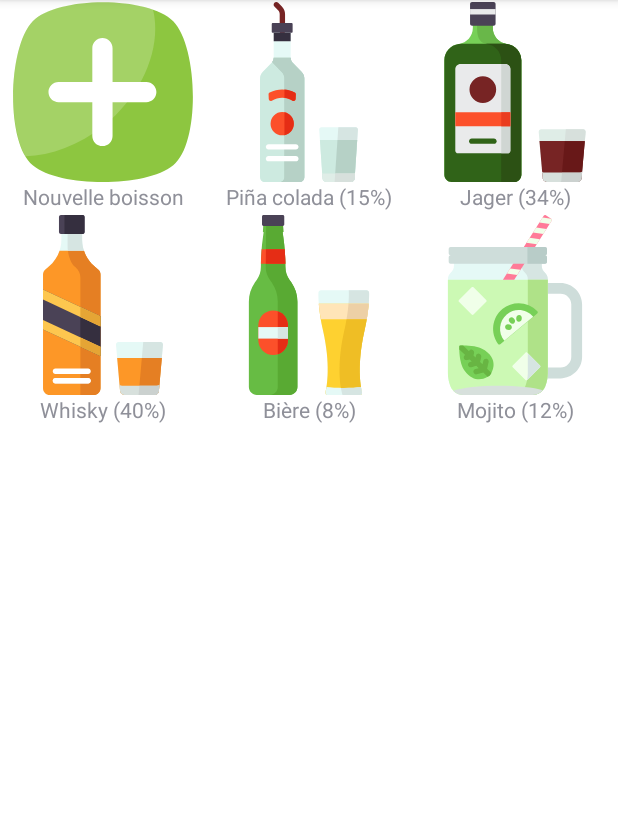
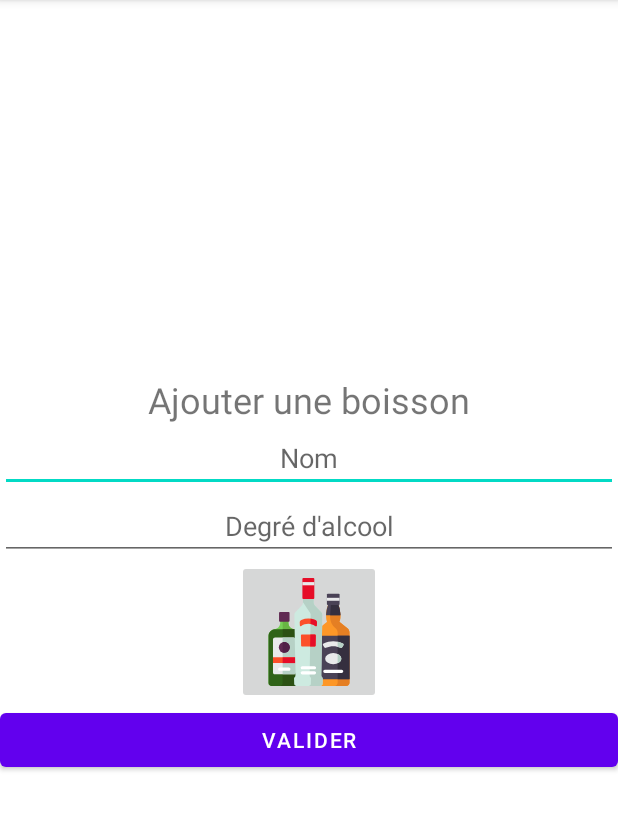
Before and after one commit to abadakor1ere/Drunk_level, an Android app: the SelectDrinkActivity screen opened directly, with no data from a screen before it, after a tap on "Nouvelle boisson", on a phone screen of 412 x 824 dp, the part 84-914 px from its top. Run offline under Robolectric (Android 15) with nearby library versions, the phone set to English and light mode, and no system bars.

Commit message:
Ajout d'une activité pour créer une nouvelle boisson

```diff
--- /dev/null
+++ b/app/src/main/java/com/ayaya/drunklevel/CreateDrinkActivity.java
@@ -0,0 +1,14 @@
+package com.ayaya.drunklevel;
+
+import androidx.appcompat.app.AppCompatActivity;
+
+import android.os.Bundle;
+
+public class CreateDrinkActivity extends AppCompatActivity {
+
+    @Override
+    protected void onCreate(Bundle savedInstanceState) {
+        super.onCreate(savedInstanceState);
+        setContentView(R.layout.activity_create_drink);
+    }
+}
--- a/app/src/main/java/com/ayaya/drunklevel/SelectDrinkActivity.java
+++ b/app/src/main/java/com/ayaya/drunklevel/SelectDrinkActivity.java
@@ -39,6 +39,7 @@ public class SelectDrinkActivity extends AppCompatActivity {
 
     private Drink selectedDrink = null;
     private ActivityResultLauncher<Object> getVolume;
+    private ActivityResultLauncher<Object> createDrink;
 
     @Override
     protected void onCreate(Bundle savedInstanceState) {
@@ -68,7 +69,7 @@ public class SelectDrinkActivity extends AppCompatActivity {
             @Override
             public void onItemClick(AdapterView<?> adapterView, View view, int i, long l) {
                 if (i==0) {
-                    Toast.makeText(getApplicationContext(), "Nouvelle", Toast.LENGTH_SHORT).show();
+                    createDrink.launch(null);
                 } else {
                     selectedDrink = drinks.get(i-1);
                     getVolume.launch(null);
@@ -76,6 +77,7 @@ public class SelectDrinkActivity extends AppCompatActivity {
             }
         });
 
+        // création d'un moyen de lancer l'activité permettant la demande d'un volume
         getVolume = registerForActivityResult(new ActivityResultContract<Object, Float>() {
             @Override
             public Intent createIntent(Context context, Object input) {
@@ -97,6 +99,27 @@ public class SelectDrinkActivity extends AppCompatActivity {
                 resultIntent.putExtra("drink", selectedDrink.toJSON().toString());
                 setResult(Activity.RESULT_OK, resultIntent);
                 finish();
+            }
+        });
+
+        // création d'un moyen de lancer l'activité permettant la création d'une nouvelle boisson et de la retourner
+        createDrink = registerForActivityResult(new ActivityResultContract<Object, Drink>() {
+            @Override
+            public Intent createIntent(@NonNull Context context, Object input) {
+                return new Intent(context, CreateDrinkActivity.class);
+            }
+            @Override
+            public Drink parseResult(int resultCode, @Nullable Intent intent) {
+                if (resultCode == RESULT_OK && intent.getStringExtra("drink") != null)
+                    return Drink.fromJSON(intent.getStringExtra("drink"));
+                return null;
+            }
+        }, new ActivityResultCallback<Drink>(){
+            @Override
+            public void onActivityResult(Drink result) {
+                selectedDrink = result;
+                if (selectedDrink!=null)
+                    getVolume.launch(null);
             }
         });
     }
--- /dev/null
+++ b/app/src/main/res/layout/activity_create_drink.xml
@@ -0,0 +1,50 @@
+<?xml version="1.0" encoding="utf-8"?>
+<LinearLayout xmlns:android="http://schemas.android.com/apk/res/android"
+    xmlns:app="http://schemas.android.com/apk/res-auto"
+    xmlns:tools="http://schemas.android.com/tools"
+    android:layout_width="match_parent"
+    android:layout_height="match_parent"
+    android:gravity="center"
+    android:orientation="vertical"
+    tools:context=".CreateDrinkActivity">
+
+
+    <TextView
+        android:layout_width="match_parent"
+        android:layout_height="wrap_content"
+        android:gravity="center"
+        android:text="@string/create_drink"
+        android:textSize="24sp" />
+
+    <EditText
+        android:id="@+id/name"
+        android:layout_width="match_parent"
+        android:layout_height="wrap_content"
+        android:ems="10"
+        android:gravity="center"
+        android:hint="@string/name"
+        android:inputType="textPersonName" />
+
+    <EditText
+        android:id="@+id/alcohol_degree"
+        android:layout_width="match_parent"
+        android:layout_height="wrap_content"
+        android:ems="10"
+        android:gravity="center"
+        android:hint="@string/alcohol_degree"
+        android:inputType="numberDecimal" />
+
+    <ImageButton
+        android:id="@+id/imageButton"
+        android:layout_width="96sp"
+        android:layout_height="96sp"
+        android:scaleType="fitCenter"
+        app:srcCompat="@drawable/liquor_1_svg" />
+
+    <Button
+        android:id="@+id/validate"
+        android:layout_width="match_parent"
+        android:layout_height="wrap_content"
+        android:text="@string/validate" />
+
+</LinearLayout>
--- a/app/src/main/res/values/strings.xml
+++ b/app/src/main/res/values/strings.xml
@@ -13,4 +13,7 @@
     <string name="overdrunk">Arrête de boire</string>
     <string name="add_new_drink">Nouvelle boisson</string>
     <string name="question_volume">Quelle volume en as tu bu ?</string>
+    <string name="create_drink">Ajouter une boisson</string>
+    <string name="name">Nom</string>
+    <string name="alcohol_degree">Degré d\'alcool</string>
 </resources>
```
